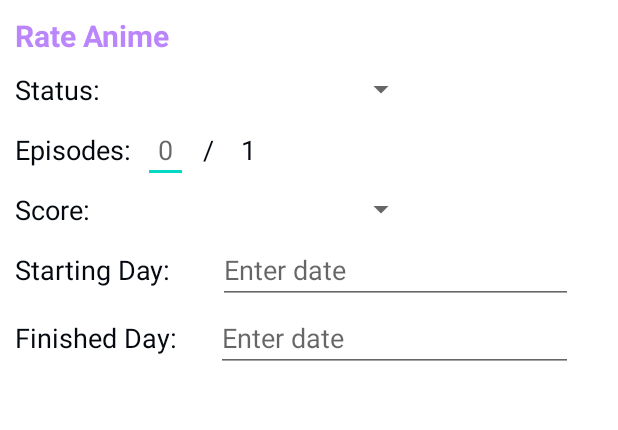
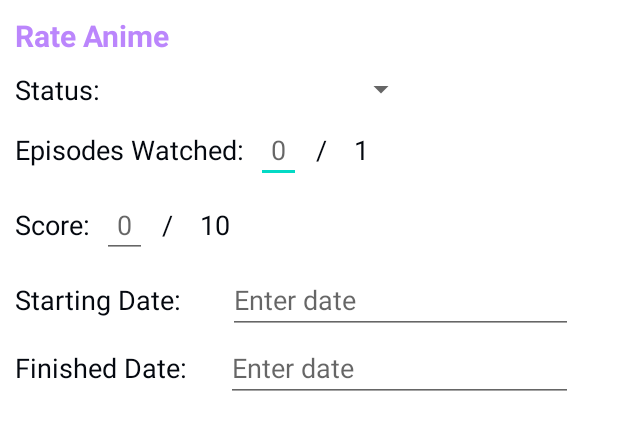
Before and after one commit to eloix2/Anikiwi, an Android app: the layout dialog_rate_anime.xml on its own in the app's theme, with its tools: preview values and no code run, on a phone screen of 412 x 824 dp. Shown: the top 430 px of the screen. Run offline under Robolectric (Android 15) with nearby library versions, the phone set to English and light mode, and no system bars.

Commit message:
Better rate dialog and active user development

```diff
--- a/app/src/main/java/com/example/anikiwi/ui/animedata/AnimeDataViewModel.java
+++ b/app/src/main/java/com/example/anikiwi/ui/animedata/AnimeDataViewModel.java
@@ -5,12 +5,15 @@ import androidx.lifecycle.MutableLiveData;
 import androidx.lifecycle.ViewModel;
 
 import com.example.anikiwi.networking.Anime;
+import com.example.anikiwi.networking.SessionManager;
 import com.example.anikiwi.repositories.AnimeRepository;
+import com.example.anikiwi.repositories.UserRepository;
 
 public class AnimeDataViewModel extends ViewModel {
     private MutableLiveData<Anime> animeDataLiveData;
 
     private AnimeRepository animeRepository;
+
     // Inject API service here
 
     public void init(String animeId) {
@@ -28,4 +31,7 @@ public class AnimeDataViewModel extends ViewModel {
     }
 
 
+    public String getActiveUserId() {
+        return SessionManager.getInstance().getActiveUser().getId();
+    }
 }
--- a/app/src/main/res/layout/dialog_rate_anime.xml
+++ b/app/src/main/res/layout/dialog_rate_anime.xml
@@ -53,7 +53,7 @@
             android:id="@+id/textViewEpisodes"
             android:layout_width="wrap_content"
             android:layout_height="wrap_content"
-            android:text="Episodes:"
+            android:text="Episodes Watched:"
             android:textSize="18sp"
             android:paddingEnd="8dp"
             android:paddingStart="10dp"
@@ -71,7 +71,7 @@
             android:layout_toEndOf="@id/textViewEpisodes" />
 
         <TextView
-            android:id="@+id/textViewSlash"
+            android:id="@+id/textViewEpisodesSlash"
             android:layout_width="wrap_content"
             android:layout_height="wrap_content"
             android:text="/"
@@ -90,9 +90,9 @@
             android:textSize="18sp"
             android:paddingEnd="8dp"
             android:paddingStart="10dp"
-            android:layout_alignBaseline="@id/textViewSlash"
-            android:layout_alignTop="@id/textViewSlash"
-            android:layout_toEndOf="@id/textViewSlash"/>
+            android:layout_alignBaseline="@id/textViewEpisodesSlash"
+            android:layout_alignTop="@id/textViewEpisodesSlash"
+            android:layout_toEndOf="@id/textViewEpisodesSlash"/>
 
     </RelativeLayout>
 
@@ -110,17 +110,45 @@
             android:layout_width="wrap_content"
             android:layout_height="wrap_content"
             android:text="Score:"
-            android:layout_alignBaseline="@+id/spinnerRateScore"
+            android:layout_alignBaseline="@id/editTextRateScore"
             android:textSize="18sp"
             android:paddingEnd="8dp"
             android:paddingStart="10dp" />
 
-        <Spinner
-            android:id="@+id/spinnerRateScore"
+        <EditText
+            android:id="@+id/editTextRateScore"
             android:layout_width="wrap_content"
             android:layout_height="wrap_content"
-            android:layout_alignParentEnd="true"
-            android:layout_marginEnd="134dp" />
+            android:hint="0"
+            android:padding="10dp"
+            android:inputType="number"
+            android:autofillHints="Score"
+            android:layout_toEndOf="@id/textViewRateScore" />
+
+        <TextView
+            android:id="@+id/textViewScoreSlash"
+            android:layout_width="wrap_content"
+            android:layout_height="wrap_content"
+            android:text="/"
+            android:textSize="18sp"
+            android:paddingEnd="8dp"
+            android:paddingStart="10dp"
+            android:layout_alignBaseline="@id/editTextRateScore"
+            android:layout_alignTop="@id/editTextRateScore"
+            android:layout_toEndOf="@id/editTextRateScore"/>
+
+        <TextView
+            android:id="@+id/textViewRateMaxScore"
+            android:layout_width="wrap_content"
+            android:layout_height="wrap_content"
+            android:text="10"
+            android:textSize="18sp"
+            android:paddingEnd="8dp"
+            android:paddingStart="10dp"
+            android:layout_alignBaseline="@id/textViewScoreSlash"
+            android:layout_alignTop="@id/textViewScoreSlash"
+            android:layout_toEndOf="@id/textViewScoreSlash"/>
+
     </RelativeLayout>
 
     <Space
@@ -135,25 +163,25 @@
 
     <!-- Add Starting Day -->
     <TextView
-        android:id="@+id/textViewStartingDay"
+        android:id="@+id/textViewStartingDate"
         android:layout_width="wrap_content"
         android:layout_height="wrap_content"
-        android:text="Starting Day:"
+        android:text="Starting Date:"
         android:textSize="18sp"
         android:paddingEnd="8dp"
         android:paddingStart="10dp"
         android:layout_marginTop="10dp"/>
 
         <EditText
-            android:id="@+id/editTextStartingDay"
+            android:id="@+id/editTextStartingDate"
             android:layout_width="match_parent"
             android:layout_height="wrap_content"
-            android:layout_alignBaseline="@id/textViewStartingDay"
+            android:layout_alignBaseline="@id/textViewStartingDate"
             android:layout_alignParentEnd="true"
             android:layout_marginStart="23dp"
             android:layout_marginTop="5dp"
             android:layout_marginEnd="30dp"
-            android:layout_toEndOf="@id/textViewStartingDay"
+            android:layout_toEndOf="@id/textViewStartingDate"
             android:clickable="false"
             android:cursorVisible="false"
             android:focusable="false"
@@ -166,27 +194,27 @@
         android:layout_width="match_parent"
         android:layout_height="wrap_content"
         android:orientation="horizontal">
-    <!-- Add Finished Day -->
+    <!-- Add Finished Date -->
     <TextView
-        android:id="@+id/textViewFinishedDay"
+        android:id="@+id/textViewFinishedDate"
         android:layout_width="wrap_content"
         android:layout_height="wrap_content"
-        android:text="Finished Day:"
+        android:text="Finished Date:"
         android:textSize="18sp"
         android:paddingEnd="8dp"
         android:paddingStart="10dp"
         android:layout_marginTop="10dp"/>
 
         <EditText
-            android:id="@+id/editTextFinishedDay"
+            android:id="@+id/editTextFinishedDate"
             android:layout_width="match_parent"
             android:layout_height="wrap_content"
-            android:layout_alignBaseline="@id/textViewFinishedDay"
+            android:layout_alignBaseline="@id/textViewFinishedDate"
             android:layout_alignParentEnd="true"
             android:layout_marginStart="18dp"
             android:layout_marginTop="5dp"
             android:layout_marginEnd="30dp"
-            android:layout_toEndOf="@id/textViewFinishedDay"
+            android:layout_toEndOf="@id/textViewFinishedDate"
             android:clickable="false"
             android:cursorVisible="false"
             android:focusable="false"
```
Also changed, not shown: app/src/main/java/com/example/anikiwi/networking/RetryQueue.java (+13 -2 lines), app/src/main/java/com/example/anikiwi/repositories/UserRepository.java (+30 -3 lines), app/src/main/java/com/example/anikiwi/ui/animedata/AnimeDataActivity.java (+46 -29 lines), app/src/main/res/values/strings.xml (+0 -13 lines).
